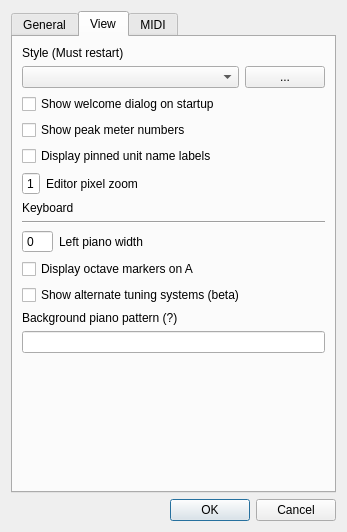
Old version of the form src/editor/SettingsDialog.ui in the repository yuxshao/ptcollab.
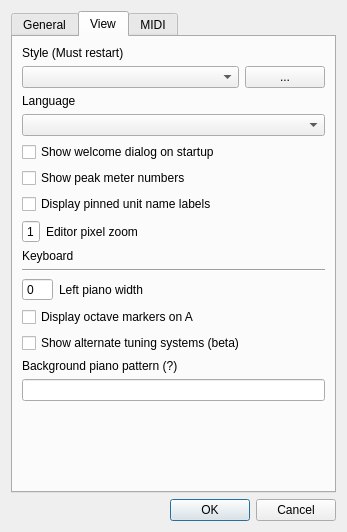
New version of the form. The open tabs and pages were chosen to show the change.

Commit message:
Language export / selection options (#111)
* add support to read translation.qm in the same dir as ptcollab.exe, fallback to file in resources file

* add qm file so build

* language select, korean translation, not quite working build

* change instlal path?

* package and include translations

* embed generated qm files in cmake

* tidy up changes, fix wildcard in qmake

* remove distfile

* thanks

* no subdir for cmake qm files

```diff
--- a/src/editor/SettingsDialog.ui
+++ b/src/editor/SettingsDialog.ui
@@ -175,6 +175,16 @@
          </item>
         </layout>
        </item>
+       <item>
+        <widget class="QLabel" name="label_8">
+         <property name="text">
+          <string>Language</string>
+         </property>
+        </widget>
+       </item>
+       <item>
+        <widget class="QComboBox" name="languageCombo"/>
+       </item>
        <item>
         <widget class="QCheckBox" name="showWelcomeDialogCheck">
          <property name="text">
```
The commit also changes 9 other files.
